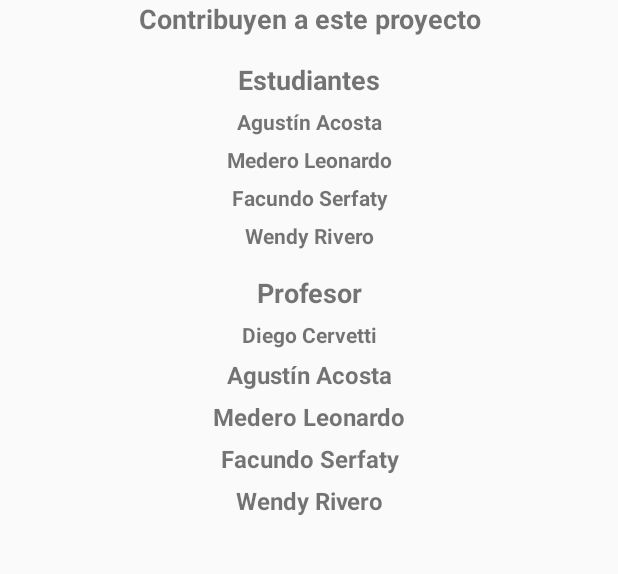
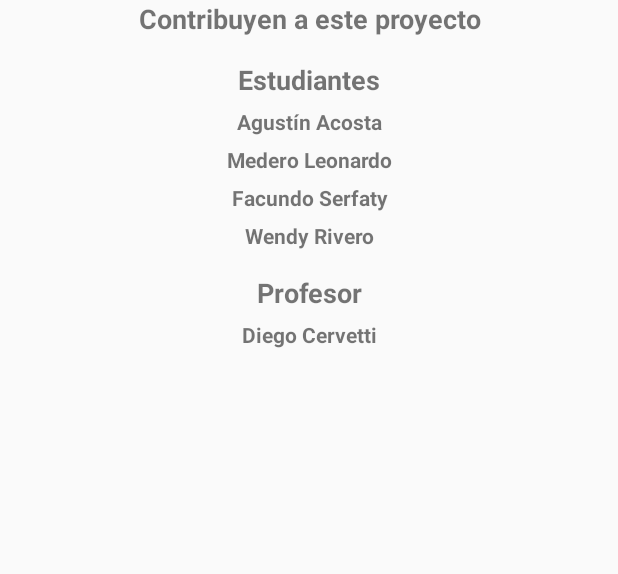
Before and after one commit to diegocervetti/Edu-T, an Android app: the layout layout_contributors.xml on its own in the app's theme, with its tools: preview values and no code run, on a phone screen of 412 x 824 dp, the part 162-736 px from its top. Run offline under Robolectric (Android 15) with nearby library versions, the phone set to English and light mode, and no system bars.

Commit message:
Added Comments, fixed bugs, added resources,added ContributorsActivity

```diff
--- a/app/src/main/AndroidManifest.xml
+++ b/app/src/main/AndroidManifest.xml
@@ -25,6 +25,9 @@
         <activity
             android:name=".AyudaActivity"
             android:screenOrientation="portrait" />
+        <activity
+            android:name=".ContributorsActivity"
+            android:screenOrientation="portrait" />
     </application>
 
 </manifest>
--- a/app/src/main/res/layout/layout_contributors.xml
+++ b/app/src/main/res/layout/layout_contributors.xml
@@ -81,38 +81,5 @@
         android:textAlignment="center"
         android:layout_marginTop="6dp"/>
 
-    <TextView
-    android:layout_width="match_parent"
-    android:layout_height="wrap_content"
-    android:text="@string/acostaagustin"
-    android:textStyle="bold"
-    android:textSize="16sp"
-    android:textAlignment="center"
-    android:layout_marginTop="6dp"/>
 
-    <TextView
-        android:layout_width="match_parent"
-        android:layout_height="wrap_content"
-        android:text="@string/MederoLeonardo"
-        android:textStyle="bold"
-        android:textSize="16sp"
-        android:textAlignment="center"
-        android:layout_marginTop="6dp"/>
-
-    <TextView
-        android:layout_width="match_parent"
-        android:layout_height="wrap_content"
-        android:text="@string/FSerfaty"
-        android:textStyle="bold"
-        android:textSize="16sp"
-        android:textAlignment="center"
-        android:layout_marginTop="6dp"/>
-    <TextView
-        android:layout_width="match_parent"
-        android:layout_height="wrap_content"
-        android:text="@string/WendyRivero"
-        android:textStyle="bold"
-        android:textSize="16sp"
-        android:textAlignment="center"
-        android:layout_marginTop="6dp"/>
 </LinearLayout>
```
Also changed, not shown: app/src/main/java/ar/edu/eestn1ee/www/edu_t/AyudaActivity.java (+15 -13 lines), app/src/main/java/ar/edu/eestn1ee/www/edu_t/ContributorsActivity.java (added, +13 -0 lines), app/src/main/java/ar/edu/eestn1ee/www/edu_t/MenuPrincipal.java (+62 -47 lines).
